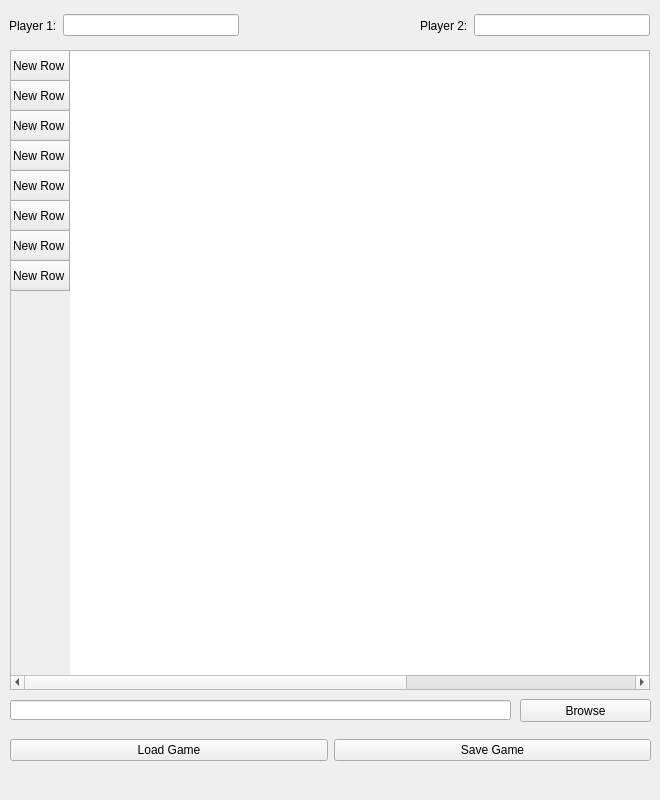
First picture: the form in src/ui/chessboard.ui, repository Feverfew/ChessGUIProject, before the edit.
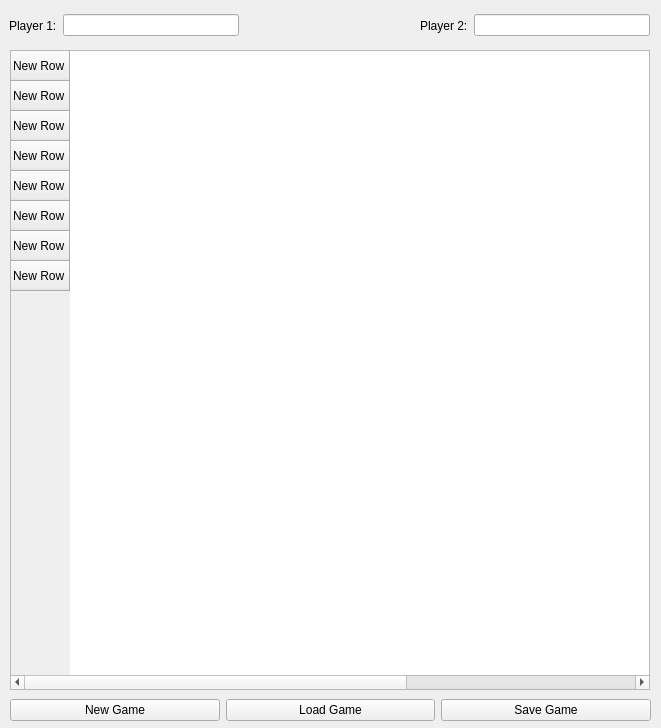
Second picture: the form after the edit.

The edit to the form file:
```diff
--- a/src/ui/chessboard.ui
+++ b/src/ui/chessboard.ui
@@ -6,8 +6,8 @@
    <rect>
     <x>0</x>
     <y>0</y>
-    <width>660</width>
-    <height>800</height>
+    <width>661</width>
+    <height>728</height>
    </rect>
   </property>
   <property name="windowTitle">
@@ -62,12 +62,19 @@
    <property name="geometry">
     <rect>
      <x>10</x>
-     <y>730</y>
+     <y>690</y>
      <width>641</width>
      <height>41</height>
     </rect>
    </property>
    <layout class="QHBoxLayout" name="horizontalLayout_2">
+    <item>
+     <widget class="QPushButton" name="new_btn">
+      <property name="text">
+       <string>New Game</string>
+      </property>
+     </widget>
+    </item>
     <item>
      <widget class="QPushButton" name="load_btn">
       <property name="text">
@@ -234,32 +241,6 @@
     </property>
    </column>
   </widget>
-  <widget class="QLineEdit" name="game_dir">
-   <property name="geometry">
-    <rect>
-     <x>10</x>
-     <y>700</y>
-     <width>501</width>
-     <height>20</height>
-    </rect>
-   </property>
-   <property name="readOnly">
-    <bool>true</bool>
-   </property>
-  </widget>
-  <widget class="QPushButton" name="browse_btn">
-   <property name="geometry">
-    <rect>
-     <x>520</x>
-     <y>699</y>
-     <width>131</width>
-     <height>23</height>
-    </rect>
-   </property>
-   <property name="text">
-    <string>Browse</string>
-   </property>
-  </widget>
  </widget>
  <resources>
   <include location="../resources.qrc"/>
```
